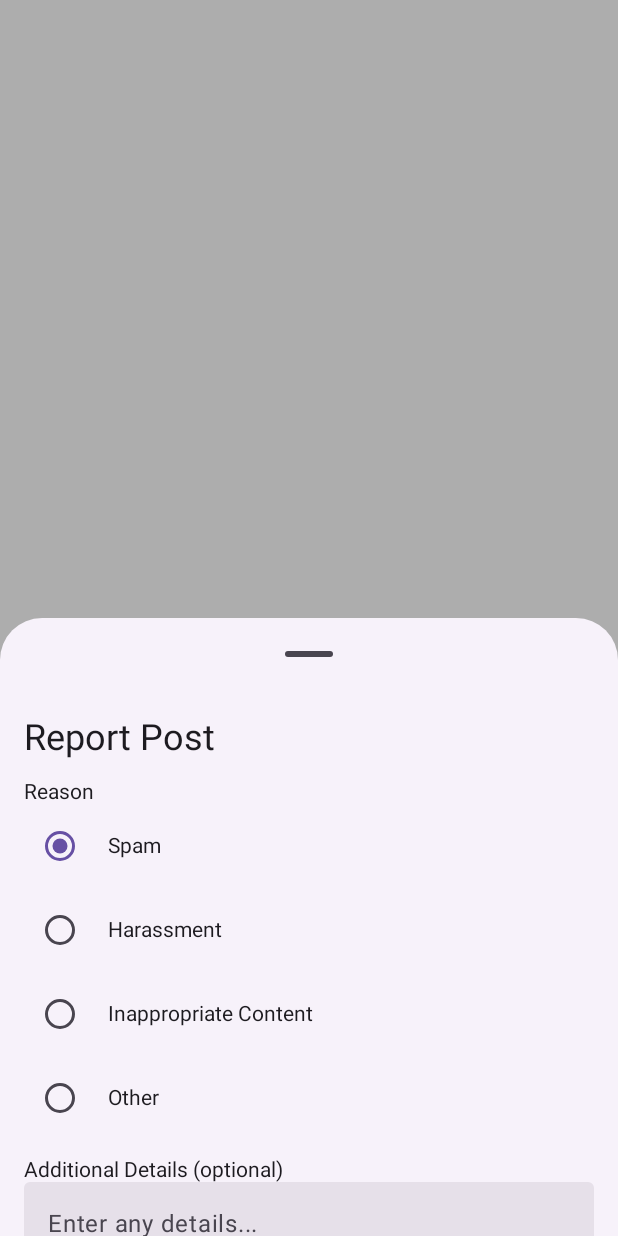
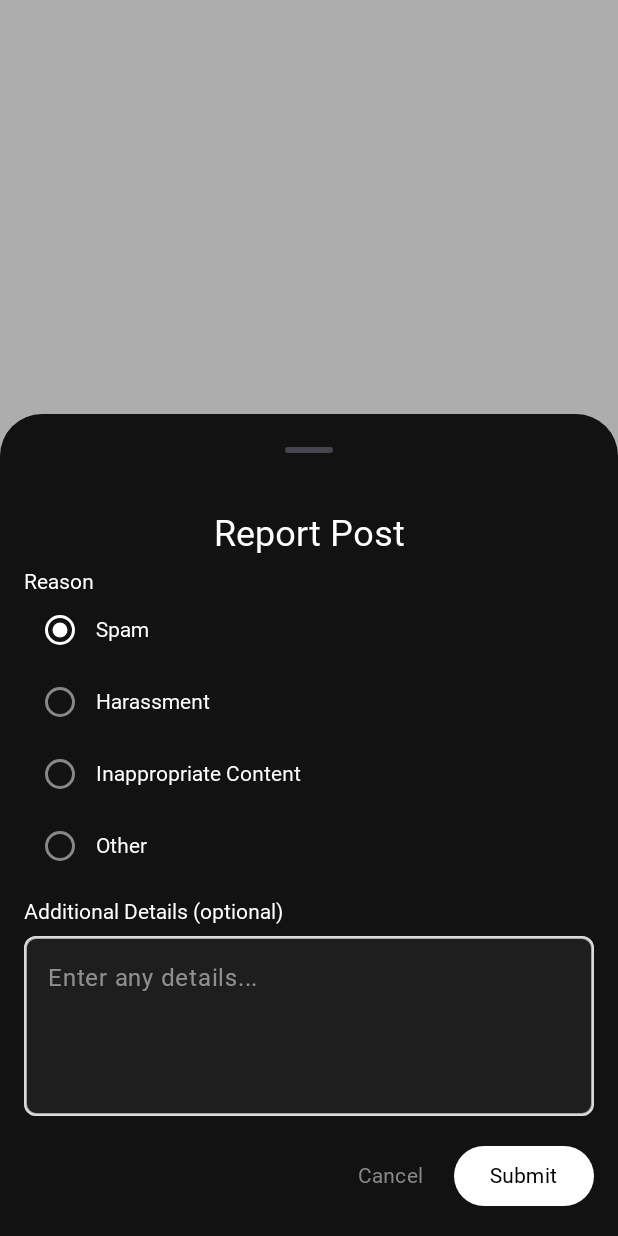
Before and after one commit to xyzeep/Sondr, an Android app built with Jetpack Compose: the @Preview function ReportPreview, on a phone screen of 412 x 824 dp. Run offline under Robolectric (Android 15) with nearby library versions, the phone set to English and light mode, and no system bars; Roboto replaces fonts that are not available here.

Commit message:
reporting functional

```diff
--- a/app/src/main/java/com/softwarica/sondr/ui/components/PostItem.kt
+++ b/app/src/main/java/com/softwarica/sondr/ui/components/PostItem.kt
@@ -1,5 +1,7 @@
 package com.softwarica.sondr.ui.components
+import android.content.Context
 import android.media.MediaPlayer
+import android.widget.Toast
 import androidx.compose.animation.AnimatedVisibility
 import androidx.compose.animation.fadeIn
 import androidx.compose.animation.fadeOut
@@ -39,9 +41,11 @@ import androidx.compose.ui.text.font.FontWeight
 import androidx.compose.ui.unit.dp
 import androidx.compose.ui.unit.sp
 import androidx.compose.ui.window.Dialog
+import com.google.firebase.database.FirebaseDatabase
 import com.softwarica.sondr.R
 import com.softwarica.sondr.model.PostModel
 import com.softwarica.sondr.model.PostType
+import com.softwarica.sondr.model.ReportModel
 import com.softwarica.sondr.utils.formatAudioDuration
 import com.softwarica.sondr.utils.getTimeAgo
 
@@ -65,6 +69,8 @@ fun PostItem(
     var optionsExpanded by remember { mutableStateOf(false) }
     // new
     var showHeart by remember { mutableStateOf(false) }
+    var showReportSheet by remember { mutableStateOf(false) }
+
 
     val context = LocalContext.current
     var isPlaying by remember { mutableStateOf(false) }
@@ -120,7 +126,7 @@ fun PostItem(
                                     text = { Text("Report",  color = Color.White) },
                                     onClick = {
                                         optionsExpanded = false
-                                        // TODO: handle report
+                                        showReportSheet = true
                                     }
                                 )
                                 if (post.authorID == currentUserId) {
@@ -359,8 +365,38 @@ fun PostItem(
         }
     }
 
+    if (showReportSheet) {
+        ReportBottomSheet(
+            onDismissRequest = { showReportSheet = false },
+            onSubmitReport = { reason, details ->
+                val report = ReportModel(
+                    reportId = java.util.UUID.randomUUID().toString(),
+                    postId = post.postID,
+                    reportedByUserId = currentUserId,
+                    reason = reason,
+                    additionalDetails = details
+                )
+                submitReportToFirebase(report, context)
+
+
+            }
+        )
+    }
+
+
 }
 
+fun submitReportToFirebase(report: ReportModel, context: Context) {
+    val dbRef = FirebaseDatabase.getInstance().getReference("reports")
+    dbRef.child(report.reportId)
+        .setValue(report)
+        .addOnSuccessListener {
+            Toast.makeText(context, "Report submitted successfully", Toast.LENGTH_SHORT).show()
+        }
+        .addOnFailureListener {
+            Toast.makeText(context, "Failed to submit report: ${it.message}", Toast.LENGTH_SHORT).show()
+        }
+}
 @Composable
 private fun DoubleTapHeartOverlay(visible: Boolean) {
     AnimatedVisibility(
--- a/app/src/main/java/com/softwarica/sondr/ui/components/ReportBottomSheet.kt
+++ b/app/src/main/java/com/softwarica/sondr/ui/components/ReportBottomSheet.kt
@@ -1,13 +1,25 @@
 package com.softwarica.sondr.ui.components
 
+import androidx.compose.foundation.border
 import androidx.compose.foundation.clickable
 import androidx.compose.foundation.layout.*
+import androidx.compose.foundation.rememberScrollState
+import androidx.compose.foundation.shape.RoundedCornerShape
+import androidx.compose.foundation.text.KeyboardOptions
+import androidx.compose.foundation.verticalScroll
 import androidx.compose.material3.*
+import androidx.compose.material3.ExposedDropdownMenuDefaults.textFieldColors
 import androidx.compose.runtime.*
+import androidx.compose.material3.TextFieldDefaults
 import androidx.compose.ui.Alignment
 import androidx.compose.ui.Modifier
+import androidx.compose.ui.graphics.Color
 import androidx.compose.ui.tooling.preview.Preview
 import androidx.compose.ui.unit.dp
+import androidx.compose.ui.unit.sp
+import com.softwarica.sondr.ui.theme.InterFont
+import androidx.compose.ui.text.TextStyle
+import androidx.compose.ui.text.style.TextAlign
 
 @OptIn(ExperimentalMaterial3Api::class)
 @Composable
@@ -18,45 +30,96 @@ fun ReportBottomSheet(
     val reasons = listOf("Spam", "Harassment", "Inappropriate Content", "Other")
     var selectedReason by remember { mutableStateOf(reasons[0]) }
     var details by remember { mutableStateOf("") }
+    val sheetState = rememberModalBottomSheetState(skipPartiallyExpanded = true)
+
 
     ModalBottomSheet(
         onDismissRequest = onDismissRequest,
-        modifier = Modifier.fillMaxWidth()
+        modifier = Modifier.fillMaxWidth(),
+        containerColor = Color(0xFF121212), // Background color
+        tonalElevation = 0.dp,
+        sheetState = sheetState
     ) {
-        Column(modifier = Modifier.padding(16.dp)) {
-            Text(text = "Report Post", style = MaterialTheme.typography.headlineSmall)
+        Column(
+            modifier = Modifier
+                .fillMaxWidth()
+                .padding(16.dp)
+                .navigationBarsPadding() // helps keyboard visibility
+                .imePadding() // fixes keyboard overlap
+                .verticalScroll(rememberScrollState()) // makes it scrollable
+        ) {
+            Text(
+                text = "Report Post",
+                color = Color.White,
+                style = MaterialTheme.typography.headlineSmall,
+                fontFamily = InterFont,
+                textAlign = TextAlign.Center,
+                modifier = Modifier.fillMaxWidth()
+            )
 
-            Spacer(modifier = Modifier.height(12.dp))
+            Spacer(modifier = Modifier.height(8.dp))
 
-            Text(text = "Reason")
+            Text(text = "Reason", color = Color.White, fontFamily = InterFont)
             reasons.forEach { reason ->
                 Row(
                     modifier = Modifier
                         .fillMaxWidth()
-                        .padding(vertical = 4.dp)
                         .clickable { selectedReason = reason },
                     verticalAlignment = Alignment.CenterVertically
                 ) {
                     RadioButton(
                         selected = (reason == selectedReason),
-                        onClick = { selectedReason = reason }
+                        onClick = { selectedReason = reason },
+                        colors = RadioButtonDefaults.colors(
+                            selectedColor = Color.White,
+                            unselectedColor = Color.Gray
+                        )
                     )
-                    Spacer(modifier = Modifier.width(8.dp))
-                    Text(text = reason)
+                    Text(text = reason, color = Color.White, fontFamily = InterFont)
                 }
             }
 
             Spacer(modifier = Modifier.height(12.dp))
 
-            Text(text = "Additional Details (optional)")
-            TextField(
+            Text(text = "Additional Details (optional)", color = Color.White, fontFamily = InterFont)
+            Spacer(modifier = Modifier.height(8.dp))
+            OutlinedTextField(
                 value = details,
                 onValueChange = { details = it },
                 modifier = Modifier
                     .fillMaxWidth()
-                    .height(100.dp),
-                placeholder = { Text("Enter any details...") }
+                    .height(120.dp)
+                    .border(
+                        width = 2.dp,
+                        color = Color.White.copy(alpha = 0.6f),
+                        shape = RoundedCornerShape(8.dp)
+                    ),
+                shape = RoundedCornerShape(8.dp),
+                singleLine = false,
+                placeholder = {
+                    Text(
+                        text = "Enter any details...",
+                        color = Color.White.copy(alpha = 0.5f),
+                        fontFamily = InterFont,
+                        fontSize = 16.sp
+                    )
+                },
+                textStyle = TextStyle(
+                    color = Color.White,
+                    fontSize = 16.sp,
+                    fontFamily = InterFont
+                ),
+                colors = OutlinedTextFieldDefaults.colors(
+                    focusedContainerColor = Color(0xFF1E1E1E),
+                    unfocusedContainerColor = Color(0xFF1E1E1E),
+                    focusedBorderColor = Color.White,
+                    unfocusedBorderColor = Color.White.copy(alpha = 0.6f),
+                    cursorColor = Color.White
+                ),
+                keyboardOptions = KeyboardOptions.Default,
+                maxLines = 5
             )
+
 
             Spacer(modifier = Modifier.height(16.dp))
 
@@ -65,21 +128,23 @@ fun ReportBottomSheet(
                 modifier = Modifier.fillMaxWidth()
             ) {
                 TextButton(onClick = onDismissRequest) {
-                    Text("Cancel")
+                    Text("Cancel", color = Color.Gray, fontFamily = InterFont)
                 }
                 Spacer(modifier = Modifier.width(8.dp))
                 Button(
                     onClick = {
                         onSubmitReport(selectedReason, details)
                         onDismissRequest()
-                    }
+                    },
+                    colors = ButtonDefaults.buttonColors(containerColor = Color.White)
                 ) {
-                    Text("Submit")
+                    Text("Submit", color = Color.Black, fontFamily = InterFont)
                 }
             }
         }
     }
 }
+
 
 @Composable
 @Preview
```
